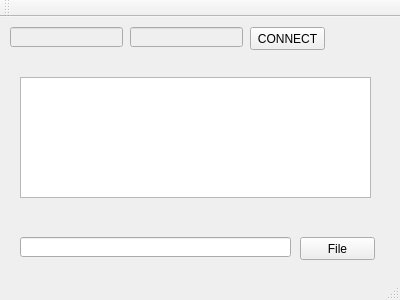
Old version of the form mainwindow.ui in the repository shadowgt/ChatClient.
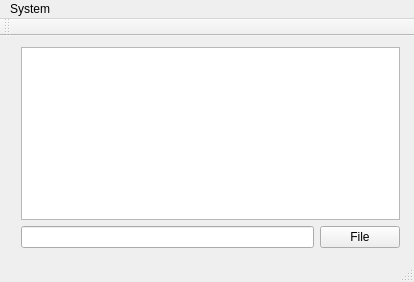
New version of the form.

Commit message: Add settings dialog for port and ip Add guest login Add Channel Chat Update login

Patch:
```diff
--- a/mainwindow.ui
+++ b/mainwindow.ui
@@ -6,85 +6,38 @@
    <rect>
     <x>0</x>
     <y>0</y>
-    <width>400</width>
-    <height>300</height>
+    <width>414</width>
+    <height>282</height>
    </rect>
   </property>
   <property name="windowTitle">
    <string>MainWindow</string>
   </property>
   <widget class="QWidget" name="centralWidget">
-   <widget class="QLineEdit" name="lineEdit_ip">
-    <property name="enabled">
-     <bool>false</bool>
-    </property>
+   <widget class="QWidget" name="layoutWidget">
     <property name="geometry">
      <rect>
       <x>10</x>
-      <y>10</y>
-      <width>113</width>
-      <height>20</height>
+      <y>0</y>
+      <width>401</width>
+      <height>223</height>
      </rect>
     </property>
-   </widget>
-   <widget class="QLineEdit" name="lineEdit_port">
-    <property name="enabled">
-     <bool>false</bool>
-    </property>
-    <property name="geometry">
-     <rect>
-      <x>130</x>
-      <y>10</y>
-      <width>113</width>
-      <height>20</height>
-     </rect>
-    </property>
-   </widget>
-   <widget class="QLineEdit" name="lineEdit_msg">
-    <property name="geometry">
-     <rect>
-      <x>20</x>
-      <y>220</y>
-      <width>271</width>
-      <height>20</height>
-     </rect>
-    </property>
-   </widget>
-   <widget class="QTextEdit" name="textEdit">
-    <property name="geometry">
-     <rect>
-      <x>20</x>
-      <y>60</y>
-      <width>351</width>
-      <height>121</height>
-     </rect>
-    </property>
-   </widget>
-   <widget class="QPushButton" name="pushButton_connect">
-    <property name="geometry">
-     <rect>
-      <x>250</x>
-      <y>10</y>
-      <width>75</width>
-      <height>23</height>
-     </rect>
-    </property>
-    <property name="text">
-     <string>CONNECT</string>
-    </property>
-   </widget>
-   <widget class="QPushButton" name="pushButton_fileSend">
-    <property name="geometry">
-     <rect>
-      <x>300</x>
-      <y>220</y>
-      <width>75</width>
-      <height>23</height>
-     </rect>
-    </property>
-    <property name="text">
-     <string>File</string>
-    </property>
+    <layout class="QGridLayout" name="gridLayout">
+     <item row="0" column="0" colspan="2">
+      <widget class="QTextEdit" name="textEdit"/>
+     </item>
+     <item row="1" column="0">
+      <widget class="QLineEdit" name="lineEdit_msg"/>
+     </item>
+     <item row="1" column="1">
+      <widget class="QPushButton" name="pushButton_fileSend">
+       <property name="text">
+        <string>File</string>
+       </property>
+      </widget>
+     </item>
+    </layout>
    </widget>
   </widget>
   <widget class="QMenuBar" name="menuBar">
@@ -92,10 +45,18 @@
     <rect>
      <x>0</x>
      <y>0</y>
-     <width>400</width>
+     <width>414</width>
      <height>21</height>
     </rect>
    </property>
+   <widget class="QMenu" name="menuLogout">
+    <property name="title">
+     <string>System</string>
+    </property>
+    <addaction name="actionLogout"/>
+    <addaction name="actionExit"/>
+   </widget>
+   <addaction name="menuLogout"/>
   </widget>
   <widget class="QToolBar" name="mainToolBar">
    <attribute name="toolBarArea">
```
Left out of the diff: 10 changed lines with no effect on the pictures. The commit also changes 14 other files.
